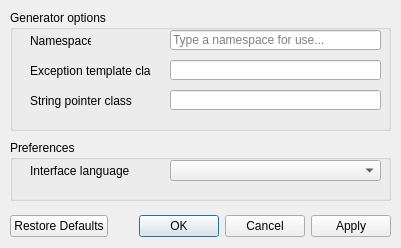
Before: the Qt Designer form source/application/options.ui in newtoo-official/Newtoo-web-interface-mapper, drawn with Qt 5.
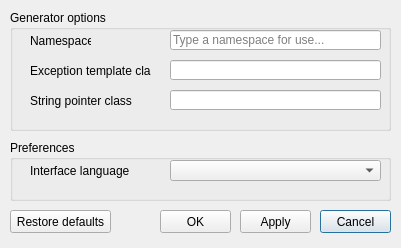
After: the same form once the commit is applied. Icons and pictures are not drawn.

Diff of the .ui file:
```diff
--- a/source/application/options.ui
+++ b/source/application/options.ui
@@ -32,25 +32,6 @@
   <property name="locale">
    <locale language="English" country="UnitedStates"/>
   </property>
-  <widget class="QDialogButtonBox" name="buttonBox">
-   <property name="geometry">
-    <rect>
-     <x>10</x>
-     <y>210</y>
-     <width>381</width>
-     <height>32</height>
-    </rect>
-   </property>
-   <property name="locale">
-    <locale language="English" country="UnitedStates"/>
-   </property>
-   <property name="orientation">
-    <enum>Qt::Horizontal</enum>
-   </property>
-   <property name="standardButtons">
-    <set>QDialogButtonBox::Apply|QDialogButtonBox::Cancel|QDialogButtonBox::Ok|QDialogButtonBox::RestoreDefaults</set>
-   </property>
-  </widget>
   <widget class="QGroupBox" name="generatorGroup">
    <property name="geometry">
     <rect>
@@ -199,6 +180,58 @@
     </property>
    </widget>
   </widget>
+  <widget class="QPushButton" name="cancel">
+   <property name="geometry">
+    <rect>
+     <x>320</x>
+     <y>210</y>
+     <width>71</width>
+     <height>23</height>
+    </rect>
+   </property>
+   <property name="text">
+    <string>Cancel</string>
+   </property>
+  </widget>
+  <widget class="QPushButton" name="apply">
+   <property name="geometry">
+    <rect>
+     <x>240</x>
+     <y>210</y>
+     <width>71</width>
+     <height>23</height>
+    </rect>
+   </property>
+   <property name="text">
+    <string>Apply</string>
+   </property>
+  </widget>
+  <widget class="QPushButton" name="ok">
+   <property name="geometry">
+    <rect>
+     <x>160</x>
+     <y>210</y>
+     <width>71</width>
+     <height>23</height>
+    </rect>
+   </property>
+   <property name="text">
+    <string>OK</string>
+   </property>
+  </widget>
+  <widget class="QPushButton" name="restoreDefaults">
+   <property name="geometry">
+    <rect>
+     <x>10</x>
+     <y>210</y>
+     <width>101</width>
+     <height>23</height>
+    </rect>
+   </property>
+   <property name="text">
+    <string>Restore defaults</string>
+   </property>
+  </widget>
  </widget>
  <resources>
   <include location="../../resources.qrc"/>
```
Left out of the diff: 35 changed lines with no effect on the pictures.
